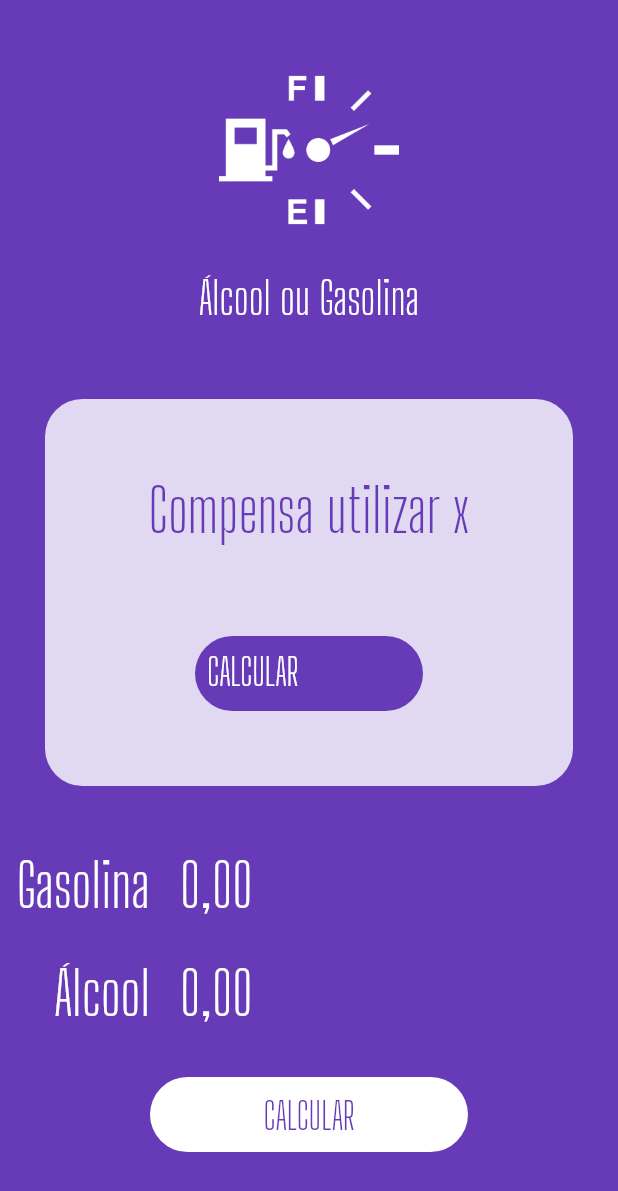
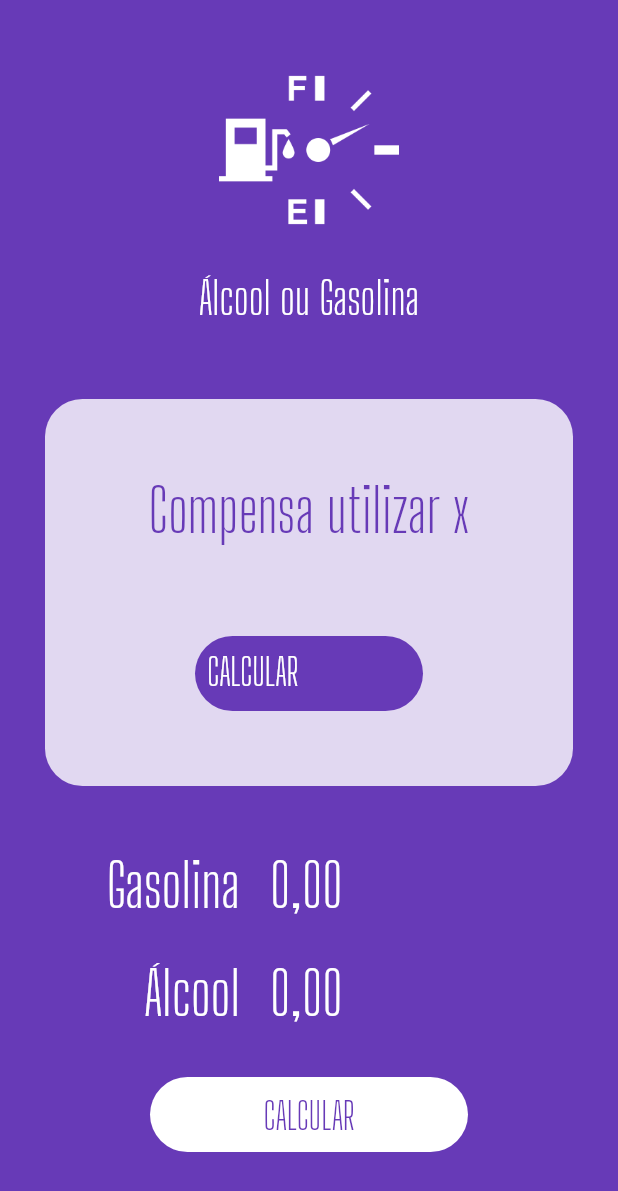
Before and after one commit to FillipeEduardo/Alcool-ou-Gasolina-Flutter, a Flutter app: the screen it shows after launch, on a phone screen of 412 x 824 dp. Shown: the top 1191 px of the screen. Run offline on Flutter 3.47's test engine with Material 2 defaults, Android fonts, the phone set to English and light mode, and no system bars; our stand-ins replace extended_masked_text.

Commit message:
criacao do widget para input e botal calcular

```diff
--- a/lib/main.dart
+++ b/lib/main.dart
@@ -1,6 +1,7 @@
 import 'package:aog/widgets/input.widget.dart';
 import 'package:aog/widgets/loading-button.widget.dart';
 import 'package:aog/widgets/logo.widget.dart';
+import 'package:aog/widgets/submit-form.widget.dart';
 import 'package:aog/widgets/success.widget.dart';
 import 'package:flutter/material.dart';
 
@@ -38,14 +39,7 @@ class HomePage extends StatelessWidget {
             reset: (){ },
             result: "Compensa utilizar x",
             ),
-          Input("Gasolina"),
-          Input("Álcool"),
-          LoadingButton(
-            busy: false,
-            invert: false,
-            func: (){},
-            text: "CALCULAR",
-          ),
+          SubmitForm(busy: false, submitFunction: (){})
         ],
       ),
     );
--- /dev/null
+++ b/lib/widgets/submit-form.widget.dart
@@ -0,0 +1,40 @@
+import 'package:extended_masked_text/extended_masked_text.dart';
+import 'package:flutter/material.dart';
+import 'input.widget.dart';
+import 'loading-button.widget.dart';
+
+class SubmitForm extends StatelessWidget {
+
+  var busy = false;
+  late Function submitFunction;
+
+  SubmitForm({ required this.busy, required this.submitFunction});
+
+  @override
+  Widget build(BuildContext context) {
+    return Column(
+      children: <Widget> [
+        Padding(
+          padding:const EdgeInsets.only(
+            left: 60,
+            right: 60,
+            ),
+            child: Input("Gasolina"),
+            ),
+        Padding(
+          padding:const EdgeInsets.only(
+            left: 60,
+            right: 60,
+            ),
+            child: Input("Álcool"),
+            ),
+          LoadingButton(
+            busy: false,
+            invert: false,
+            func: submitFunction,
+            text: "CALCULAR",
+          ),
+      ],
+    );
+  }
+}
```
